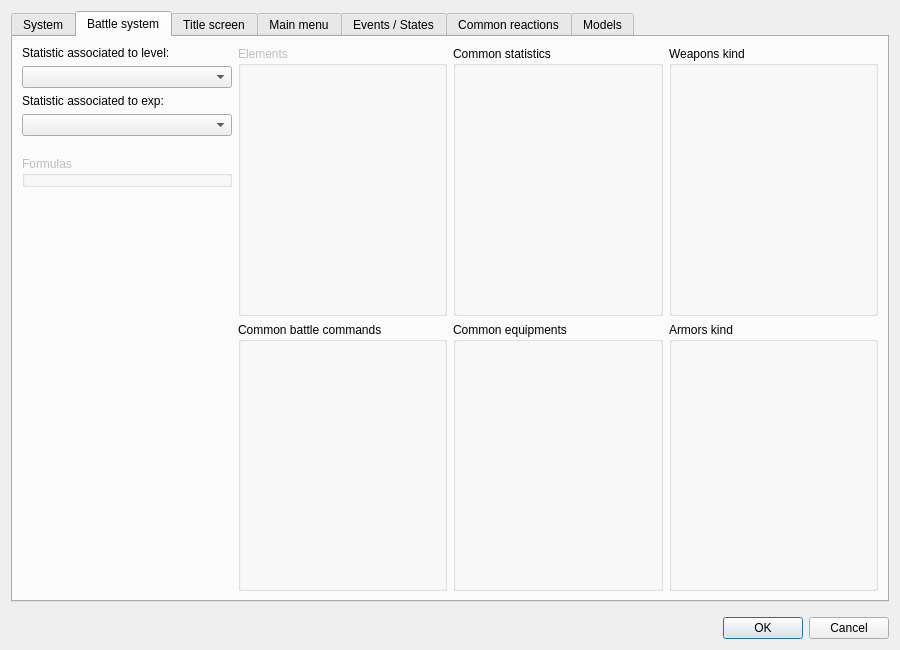
First picture: the form in Dialogs/dialogsystems.ui, repository RPG-Paper-Maker/RPG-Paper-Maker, before the edit.
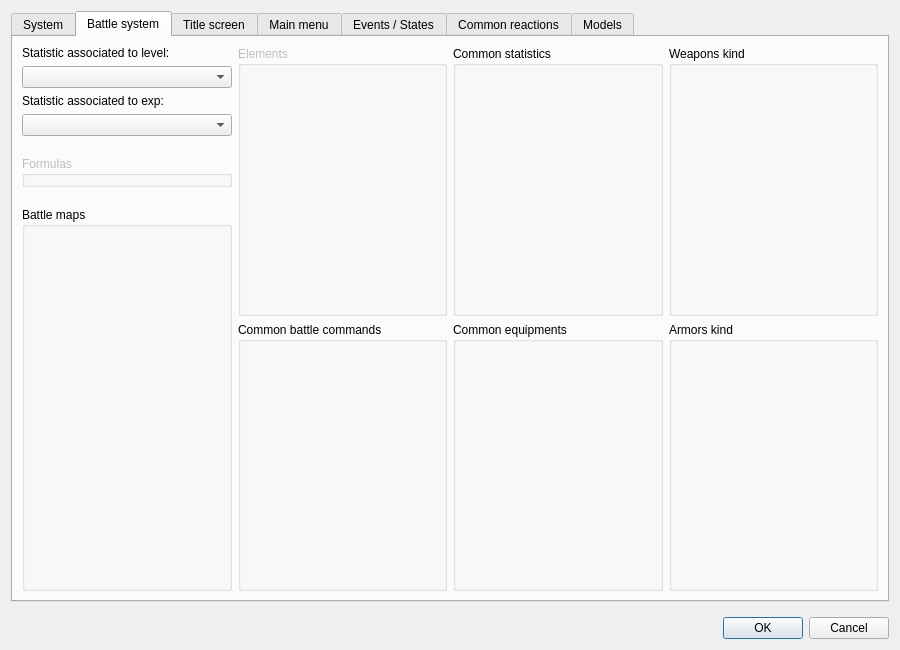
Second picture: the form after the edit. The open tabs and pages were chosen to show the change. Custom widgets are drawn as their Qt base class.

```diff
--- a/Dialogs/dialogsystems.ui
+++ b/Dialogs/dialogsystems.ui
@@ -507,17 +507,20 @@
               </widget>
              </item>
              <item>
-              <spacer name="verticalSpacer_3">
-               <property name="orientation">
-                <enum>Qt::Vertical</enum>
+              <widget class="QGroupBox" name="groupBox_16">
+               <property name="title">
+                <string>Battle maps</string>
                </property>
-               <property name="sizeHint" stdset="0">
-                <size>
-                 <width>20</width>
-                 <height>40</height>
-                </size>
-               </property>
-              </spacer>
+               <layout class="QGridLayout" name="gridLayout_25">
+                <item row="0" column="0">
+                 <widget class="PanelSuperList" name="panelSuperListBattleMaps" native="true">
+                  <property name="enabled">
+                   <bool>true</bool>
+                  </property>
+                 </widget>
+                </item>
+               </layout>
+              </widget>
              </item>
             </layout>
            </item>
```
